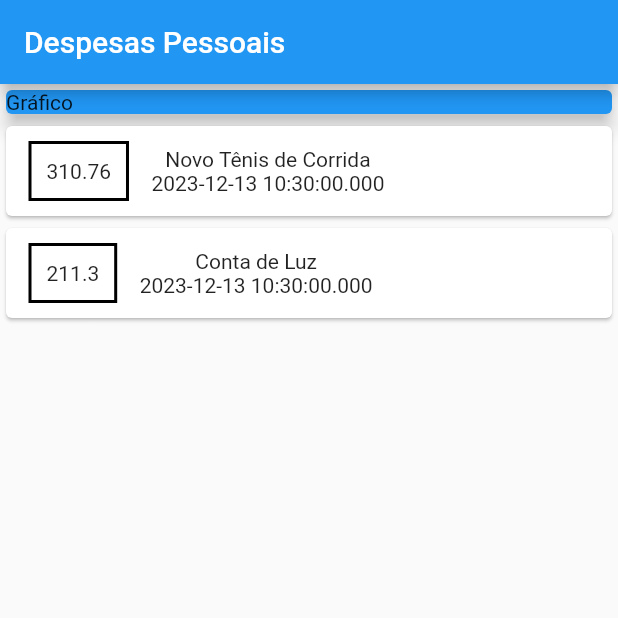
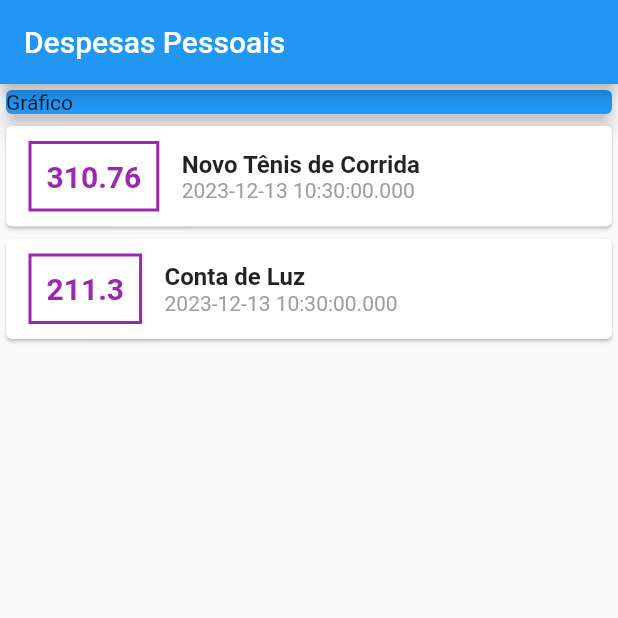
Before and after one commit to vandersonbfs/CursoFlutterUdemy, a Flutter app: the screen it shows after launch, on a phone screen of 412 x 824 dp, the top half of it. Run offline on Flutter 3.47's test engine with Material 2 defaults, Android fonts, the phone set to English and light mode, and no system bars.

Commit message:
Aula 95. Desafio Estilo Título & Data - Resposta

```diff
--- a/expenses/lib/main.dart
+++ b/expenses/lib/main.dart
@@ -54,16 +54,34 @@ class MyHomePage extends StatelessWidget {
                           EdgeInsets.symmetric(horizontal: 15, vertical: 10),
                       decoration: BoxDecoration(
                           border: Border.all(
-                        color: Colors.black,
+                        color: Colors.purple,
                         width: 2,
                       )),
                       padding: EdgeInsets.all(10),
-                      child: Text(tr.value.toString()),
+                      child: Text(tr.value.toString(),
+                          style: TextStyle(
+                            fontWeight: FontWeight.bold,
+                            fontSize: 20,
+                            color: Colors.purple,
+                          )),
                     ),
                     Column(
+                      crossAxisAlignment: CrossAxisAlignment.start,
                       children: [
-                        Text(tr.title),
-                        Text(tr.date.toString()),
+                        Text(
+                          tr.title,
+                          // ignore: prefer_const_constructors
+                          style: TextStyle(
+                            fontSize: 16,
+                            fontWeight: FontWeight.bold,
+                          ),
+                        ),
+                        Text(
+                          tr.date.toString(),
+                          style: TextStyle(
+                            color: Colors.grey,
+                          ),
+                        ),
                       ],
                     ),
                   ],
```
